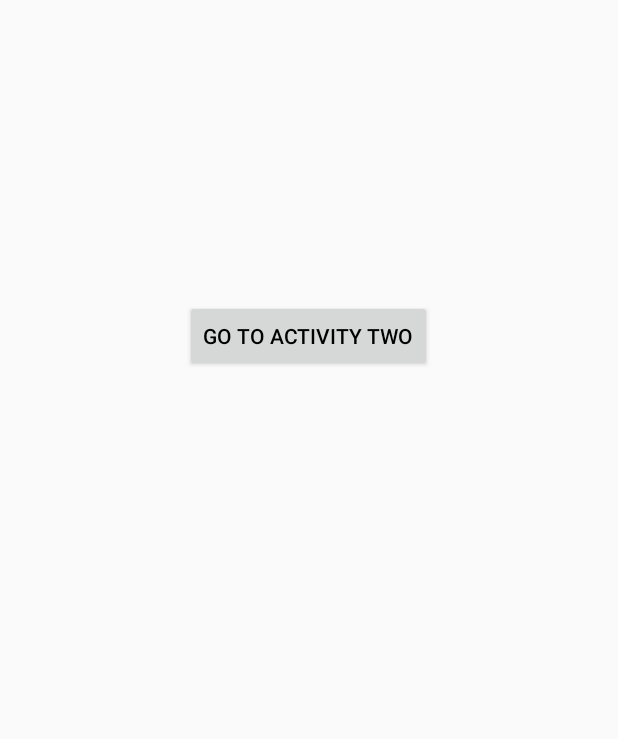
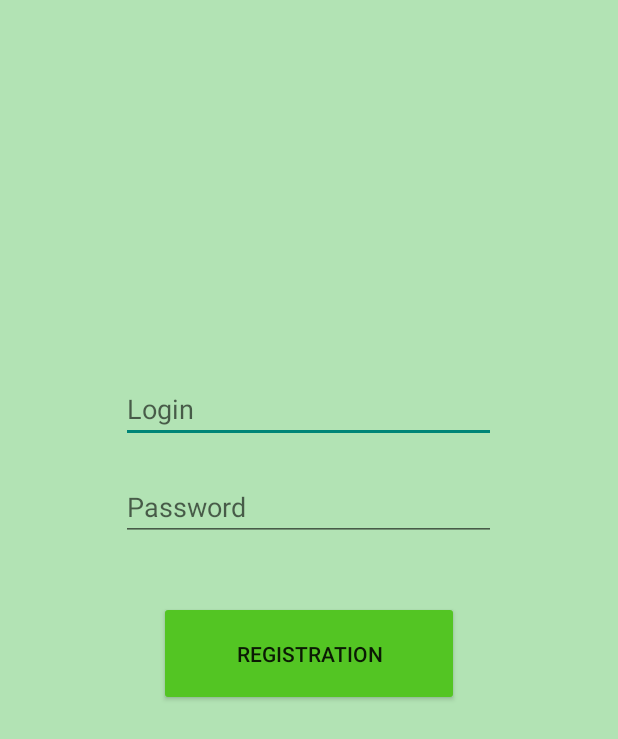
Before and after one commit to VcegdaNaPozitive/Homework_ANDROID, an Android app: the screen it shows after launch (MainActivity), on a phone screen of 412 x 824 dp. Shown: the top 739 px of the screen. Run offline under Robolectric (Android 15) with nearby library versions, the phone set to English and light mode, and no system bars.

Commit message:
Homework_13-14

```diff
--- a/app/src/main/java/com/example/it_school_samsung/MainActivity.java
+++ b/app/src/main/java/com/example/it_school_samsung/MainActivity.java
@@ -5,12 +5,16 @@ import androidx.appcompat.app.AppCompatActivity;
 import android.content.Intent;
 import android.os.Bundle;
 import android.view.View;
+import android.widget.EditText;
+import android.widget.Toast;
 
 import com.example.it_school_samsung.databinding.ActivityMainBinding;
 
 public class MainActivity extends AppCompatActivity implements View.OnClickListener {
 
     private ActivityMainBinding binding;
+    private EditText login;
+    private EditText password;
 
     @Override
     protected void onCreate(Bundle savedInstanceState) {
@@ -18,17 +22,27 @@ public class MainActivity extends AppCompatActivity implements View.OnClickListe
         setContentView(R.layout.activity_main);
         binding = ActivityMainBinding.inflate(getLayoutInflater());
         setContentView(binding.getRoot());
-        binding.btnActTwo.setOnClickListener(this);
+        binding.button.setOnClickListener(this);
+        login = binding.editLogin;
+        password = binding.editPassword;
+
     }
 
 
     @Override
     public void onClick(View view) {
-        switch (view.getId()) {
-            case R.id.btnActTwo:
-                Intent intent = new Intent(MainActivity.this, ActivityTwo.class);
-                startActivity(intent);
-                break;
+        if  (login.getText().length() == 0 || password.getText().length() == 0) {
+            Toast.makeText(this, "Заполните пустые поля", Toast.LENGTH_SHORT).show();
+        }
+        else if (password.getText().length() < 8) {
+            Toast.makeText(this, "Пароль должен быть не менее 8 символов", Toast.LENGTH_SHORT).show();
+        } else {
+            switch (view.getId()) {
+                case R.id.button:
+                    Intent intent = new Intent(MainActivity.this, ActivityTwo.class);
+                    startActivity(intent);
+                    break;
+            }
         }
     }
 
--- a/app/src/main/res/layout/activity_main.xml
+++ b/app/src/main/res/layout/activity_main.xml
@@ -1,15 +1,36 @@
 <?xml version="1.0" encoding="utf-8"?>
 <LinearLayout xmlns:android="http://schemas.android.com/apk/res/android"
-    android:layout_width="fill_parent"
-    android:layout_height="fill_parent"
-    android:orientation="vertical">
+    android:layout_width="match_parent"
+    android:layout_height="match_parent"
+    android:gravity="center_horizontal"
+    android:orientation="vertical"
+    android:background="#B2E3B4">
+
+    <EditText
+        android:textColor="@color/black"
+        android:id="@+id/editLogin"
+        android:layout_width="250dp"
+        android:layout_height="wrap_content"
+        android:layout_marginTop="250dp"
+        android:hint="Login"
+        android:inputType="textEmailAddress" />
+
+
+    <EditText
+        android:textColor="@color/black"
+        android:id="@+id/editPassword"
+        android:layout_width="250dp"
+        android:layout_height="wrap_content"
+        android:layout_marginTop="20dp"
+        android:hint="Password"
+        android:inputType="textPassword" />
 
     <Button
-        android:id="@+id/btnActTwo"
-        android:layout_width="wrap_content"
-        android:layout_height="wrap_content"
-        android:layout_gravity="center"
-        android:text="Go to Activity Two"
-        android:textColor="@color/black"
-        android:layout_marginTop="200dp"/>
+        android:backgroundTint="#53C523"
+        android:id="@+id/button"
+        android:layout_width="200dp"
+        android:layout_height="70dp"
+        android:layout_marginTop="40dp"
+        android:text="Registration" />
+
 </LinearLayout>
```
